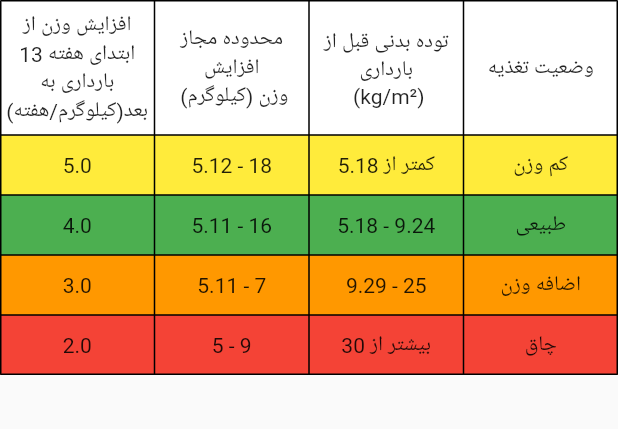
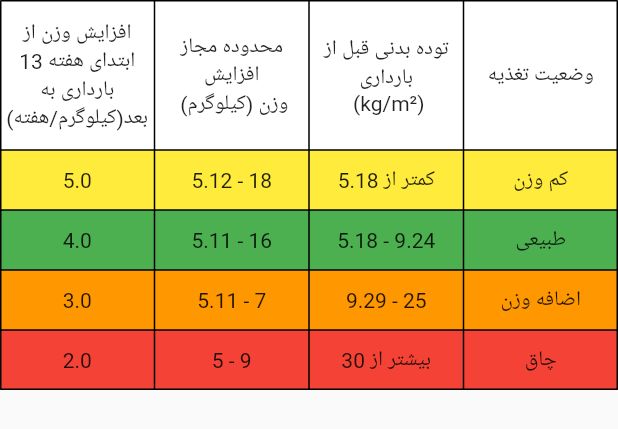
Before and after one commit to nima1998-AEC/Pregnancy, a Flutter app: the TableDesign widget shown alone on an empty page, opened directly, on a phone screen of 412 x 824 dp. Shown: the top 429 px of the screen. Run offline on Flutter 3.47's test engine with Material 2 defaults, Android fonts, the phone set to English and light mode, and no system bars; drawn by our look-alikes of auto_size_text; our stand-ins replace assets_audio_player, charts_flutter, fluttertoast, font_awesome_flutter, shared_preferences; missing offline and left inert: persian_datepicker; accounts and stored records are empty; project files that could hold a hidden picture were left out.

Commit message:
Fixed Bug

```diff
--- a/pregnancy_app/lib/Source/Table.dart
+++ b/pregnancy_app/lib/Source/Table.dart
@@ -43,7 +43,7 @@ class TableDesignState extends State<TableDesign> {
         border: TableBorder.all(color: Colors.black, width: 1.0),
         // defaultColumnWidth: FixedColumnWidth(150.0),
         children: [
-          buildTableRow('وضعیت تغذیه', 'توده بدنی قبل از بارداری\n (kg/m²)', 'محدوده مجاز افزایش \n وزن (کیلوگرم)', 'افزایش وزن از ابتدای هفته 13 بارداری به  بعد(کیلوگرم/هفته)', Colors.white , 90),
+          buildTableRow('وضعیت تغذیه', 'توده بدنی قبل از بارداری\n (kg/m²)', 'محدوده مجاز افزایش \n وزن (کیلوگرم)', 'افزایش وزن از ابتدای هفته 13 بارداری به  بعد(کیلوگرم/هفته)', Colors.white , 100),
           buildTableRow('کم وزن', 'کمتر از 5.18', '5.12 - 18', '5.0', Colors.yellow , 40),
           buildTableRow('طبیعی', '5.18 - 9.24', '5.11 - 16', '4.0', Colors.green , 40),
           buildTableRow('اضافه وزن', '9.29 - 25', '5.11 - 7', '3.0', Colors.orange , 40),
```
